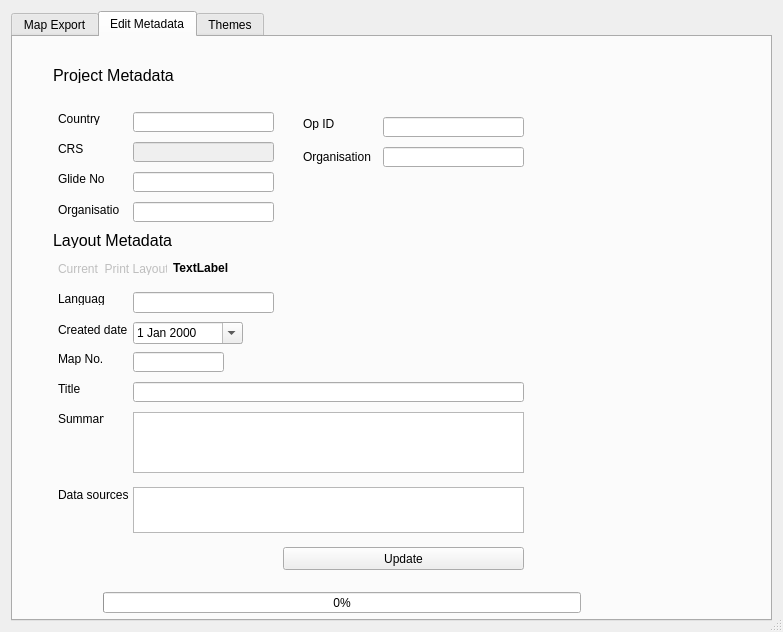
Before: the Qt Designer form map_export_dialog_base.ui in mapaction/mapexport-qgis3, drawn with Qt 5.
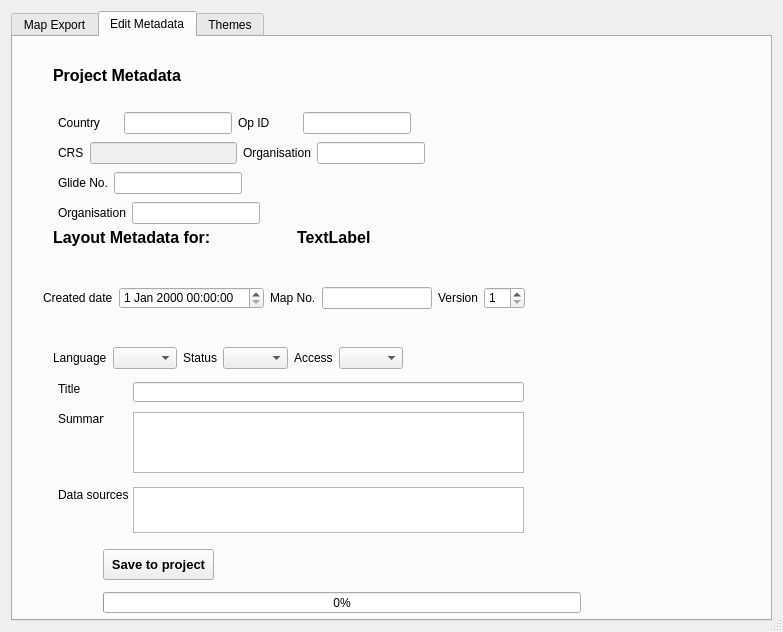
After: the same form once the commit is applied. The open tabs and pages were chosen to show the change. Icons and pictures are not drawn. Custom widgets are drawn as their Qt base class.

Diff of the .ui file:
```diff
--- a/map_export_dialog_base.ui
+++ b/map_export_dialog_base.ui
@@ -236,6 +236,133 @@
         <string>Select Print Layout:</string>
        </property>
       </widget>
+      <widget class="QLineEdit" name="path">
+       <property name="geometry">
+        <rect>
+         <x>140</x>
+         <y>340</y>
+         <width>401</width>
+         <height>20</height>
+        </rect>
+       </property>
+       <property name="sizePolicy">
+        <sizepolicy hsizetype="Minimum" vsizetype="Fixed">
+         <horstretch>0</horstretch>
+         <verstretch>0</verstretch>
+        </sizepolicy>
+       </property>
+       <property name="sizeIncrement">
+        <size>
+         <width>0</width>
+         <height>0</height>
+        </size>
+       </property>
+       <property name="toolTip">
+        <string/>
+       </property>
+       <property name="whatsThis">
+        <string/>
+       </property>
+      </widget>
+      <widget class="QPushButton" name="browser">
+       <property name="geometry">
+        <rect>
+         <x>550</x>
+         <y>340</y>
+         <width>100</width>
+         <height>23</height>
+        </rect>
+       </property>
+       <property name="sizePolicy">
+        <sizepolicy hsizetype="Maximum" vsizetype="Fixed">
+         <horstretch>0</horstretch>
+         <verstretch>0</verstretch>
+        </sizepolicy>
+       </property>
+       <property name="minimumSize">
+        <size>
+         <width>100</width>
+         <height>23</height>
+        </size>
+       </property>
+       <property name="toolTip">
+        <string>Choose the output folder</string>
+       </property>
+       <property name="text">
+        <string>Br&amp;owse...</string>
+       </property>
+      </widget>
+      <widget class="QProgressBar" name="pageBar">
+       <property name="geometry">
+        <rect>
+         <x>170</x>
+         <y>380</y>
+         <width>478</width>
+         <height>21</height>
+        </rect>
+       </property>
+       <property name="value">
+        <number>0</number>
+       </property>
+      </widget>
+      <widget class="QLabel" name="printinglabel">
+       <property name="geometry">
+        <rect>
+         <x>160</x>
+         <y>380</y>
+         <width>489</width>
+         <height>21</height>
+        </rect>
+       </property>
+       <property name="text">
+        <string/>
+       </property>
+      </widget>
+      <widget class="QLabel" name="label_9">
+       <property name="geometry">
+        <rect>
+         <x>30</x>
+         <y>390</y>
+         <width>109</width>
+         <height>13</height>
+        </rect>
+       </property>
+       <property name="text">
+        <string>Export progress:</string>
+       </property>
+      </widget>
+      <widget class="QDialogButtonBox" name="buttonBox">
+       <property name="geometry">
+        <rect>
+         <x>120</x>
+         <y>450</y>
+         <width>458</width>
+         <height>23</height>
+        </rect>
+       </property>
+       <property name="contextMenuPolicy">
+        <enum>Qt::DefaultContextMenu</enum>
+       </property>
+       <property name="standardButtons">
+        <set>QDialogButtonBox::Cancel|QDialogButtonBox::Close</set>
+       </property>
+       <property name="centerButtons">
+        <bool>false</bool>
+       </property>
+      </widget>
+      <widget class="QPushButton" name="exportButton">
+       <property name="geometry">
+        <rect>
+         <x>39</x>
+         <y>450</y>
+         <width>75</width>
+         <height>23</height>
+        </rect>
+       </property>
+       <property name="text">
+        <string>Export</string>
+       </property>
+      </widget>
      </widget>
      <widget class="QWidget" name="tab_2">
       <attribute name="title">
@@ -244,30 +371,21 @@
       <widget class="QPushButton" name="updateVarVals">
        <property name="geometry">
         <rect>
-         <x>270</x>
-         <y>510</y>
-         <width>241</width>
-         <height>23</height>
+         <x>90</x>
+         <y>512</y>
+         <width>111</width>
+         <height>31</height>
         </rect>
        </property>
+       <property name="font">
+        <font>
+         <pointsize>10</pointsize>
+         <weight>75</weight>
+         <bold>true</bold>
+        </font>
+       </property>
        <property name="text">
-        <string>Update</string>
-       </property>
-      </widget>
-      <widget class="QLineEdit" name="maCountry">
-       <property name="geometry">
-        <rect>
-         <x>120</x>
-         <y>75</y>
-         <width>141</width>
-         <height>20</height>
-        </rect>
-       </property>
-       <property name="sizePolicy">
-        <sizepolicy hsizetype="Fixed" vsizetype="Fixed">
-         <horstretch>0</horstretch>
-         <verstretch>0</verstretch>
-        </sizepolicy>
+        <string>Save to project</string>
        </property>
       </widget>
       <widget class="QLabel" name="label_3">
@@ -275,7 +393,7 @@
         <rect>
          <x>40</x>
          <y>30</y>
-         <width>131</width>
+         <width>191</width>
          <height>16</height>
         </rect>
        </property>
@@ -288,205 +406,14 @@
        <property name="font">
         <font>
          <pointsize>12</pointsize>
+         <weight>75</weight>
+         <bold>true</bold>
         </font>
        </property>
        <property name="text">
         <string>Project Metadata</string>
        </property>
       </widget>
-      <widget class="QLabel" name="label_4">
-       <property name="geometry">
-        <rect>
-         <x>45</x>
-         <y>75</y>
-         <width>46</width>
-         <height>13</height>
-        </rect>
-       </property>
-       <property name="toolTip">
-        <string extracomment="test"/>
-       </property>
-       <property name="text">
-        <string>Country</string>
-       </property>
-      </widget>
-      <widget class="QLabel" name="label_5">
-       <property name="geometry">
-        <rect>
-         <x>45</x>
-         <y>105</y>
-         <width>46</width>
-         <height>13</height>
-        </rect>
-       </property>
-       <property name="text">
-        <string>CRS</string>
-       </property>
-      </widget>
-      <widget class="QLineEdit" name="maCrs">
-       <property name="enabled">
-        <bool>false</bool>
-       </property>
-       <property name="geometry">
-        <rect>
-         <x>120</x>
-         <y>105</y>
-         <width>141</width>
-         <height>20</height>
-        </rect>
-       </property>
-      </widget>
-      <widget class="QLabel" name="label_6">
-       <property name="geometry">
-        <rect>
-         <x>45</x>
-         <y>135</y>
-         <width>46</width>
-         <height>13</height>
-        </rect>
-       </property>
-       <property name="text">
-        <string>Glide No.</string>
-       </property>
-      </widget>
-      <widget class="QLineEdit" name="maGlide">
-       <property name="geometry">
-        <rect>
-         <x>120</x>
-         <y>135</y>
-         <width>141</width>
-         <height>20</height>
-        </rect>
-       </property>
-      </widget>
-      <widget class="QLabel" name="label_7">
-       <property name="geometry">
-        <rect>
-         <x>45</x>
-         <y>165</y>
-         <width>61</width>
-         <height>16</height>
-        </rect>
-       </property>
-       <property name="text">
-        <string>Organisation</string>
-       </property>
-      </widget>
-      <widget class="QLineEdit" name="maOrganisation">
-       <property name="geometry">
-        <rect>
-         <x>120</x>
-         <y>165</y>
-         <width>141</width>
-         <height>20</height>
-        </rect>
-       </property>
-      </widget>
-      <widget class="QLabel" name="label_8">
-       <property name="geometry">
-        <rect>
-         <x>40</x>
-         <y>195</y>
-         <width>161</width>
-         <height>16</height>
-        </rect>
-       </property>
-       <property name="sizePolicy">
-        <sizepolicy hsizetype="Preferred" vsizetype="Preferred">
-         <horstretch>0</horstretch>
-         <verstretch>0</verstretch>
-        </sizepolicy>
-       </property>
-       <property name="font">
-        <font>
-         <pointsize>12</pointsize>
-        </font>
-       </property>
-       <property name="text">
-        <string>Layout Metadata</string>
-       </property>
-      </widget>
-      <widget class="QLabel" name="label_9">
-       <property name="enabled">
-        <bool>false</bool>
-       </property>
-       <property name="geometry">
-        <rect>
-         <x>45</x>
-         <y>225</y>
-         <width>109</width>
-         <height>13</height>
-        </rect>
-       </property>
-       <property name="sizePolicy">
-        <sizepolicy hsizetype="Preferred" vsizetype="Preferred">
-         <horstretch>0</horstretch>
-         <verstretch>0</verstretch>
-        </sizepolicy>
-       </property>
-       <property name="text">
-        <string>Current  Print Layout:</string>
-       </property>
-      </widget>
-      <widget class="QLineEdit" name="maLanguage">
-       <property name="geometry">
-        <rect>
-         <x>120</x>
-         <y>255</y>
-         <width>141</width>
-         <height>21</height>
-        </rect>
-       </property>
-      </widget>
-      <widget class="QLineEdit" name="maMapNumber">
-       <property name="geometry">
-        <rect>
-         <x>120</x>
-         <y>315</y>
-         <width>91</width>
-         <height>20</height>
-        </rect>
-       </property>
-      </widget>
-      <widget class="QLabel" name="label_10">
-       <property name="geometry">
-        <rect>
-         <x>45</x>
-         <y>255</y>
-         <width>46</width>
-         <height>13</height>
-        </rect>
-       </property>
-       <property name="text">
-        <string>Language</string>
-       </property>
-      </widget>
-      <widget class="QLabel" name="label_11">
-       <property name="geometry">
-        <rect>
-         <x>45</x>
-         <y>285</y>
-         <width>76</width>
-         <height>16</height>
-        </rect>
-       </property>
-       <property name="text">
-        <string>Created date</string>
-       </property>
-      </widget>
-      <widget class="QLabel" name="label_12">
-       <property name="geometry">
-        <rect>
-         <x>45</x>
-         <y>315</y>
-         <width>46</width>
-         <height>13</height>
-        </rect>
-       </property>
-       <property name="text">
-        <string>Map No.</string>
-       </property>
-      </widget>
       <widget class="QLabel" name="label_13">
        <property name="geometry">
         <rect>
@@ -500,19 +427,6 @@
         <string>Summary</string>
        </property>
       </widget>
-      <widget class="QDateEdit" name="maCreated">
-       <property name="geometry">
-        <rect>
-         <x>120</x>
-         <y>285</y>
-         <width>110</width>
-         <height>22</height>
-        </rect>
-       </property>
-       <property name="calendarPopup">
-        <bool>true</bool>
-       </property>
-      </widget>
       <widget class="QTextEdit" name="maSummary">
        <property name="geometry">
         <rect>
@@ -585,88 +499,293 @@
         <number>0</number>
        </property>
       </widget>
-      <widget class="QLabel" name="layoutName">
+      <widget class="QWidget" name="">
        <property name="geometry">
         <rect>
-         <x>160</x>
-         <y>220</y>
-         <width>351</width>
+         <x>45</x>
+         <y>75</y>
+         <width>353</width>
+         <height>22</height>
+        </rect>
+       </property>
+       <layout class="QHBoxLayout" name="horizontalLayout_2">
+        <item>
+         <widget class="QLabel" name="label_4">
+          <property name="toolTip">
+           <string extracomment="test"/>
+          </property>
+          <property name="text">
+           <string>Country</string>
+          </property>
+         </widget>
+        </item>
+        <item>
+         <widget class="QLineEdit" name="maCountry">
+          <property name="sizePolicy">
+           <sizepolicy hsizetype="Fixed" vsizetype="Fixed">
+            <horstretch>0</horstretch>
+            <verstretch>0</verstretch>
+           </sizepolicy>
+          </property>
+         </widget>
+        </item>
+        <item>
+         <widget class="QLabel" name="label_16">
+          <property name="toolTip">
+           <string extracomment="test"/>
+          </property>
+          <property name="text">
+           <string>Op ID</string>
+          </property>
+         </widget>
+        </item>
+        <item>
+         <widget class="QLineEdit" name="maOperationID">
+          <property name="sizePolicy">
+           <sizepolicy hsizetype="Fixed" vsizetype="Fixed">
+            <horstretch>0</horstretch>
+            <verstretch>0</verstretch>
+           </sizepolicy>
+          </property>
+         </widget>
+        </item>
+       </layout>
+      </widget>
+      <widget class="QWidget" name="">
+       <property name="geometry">
+        <rect>
+         <x>45</x>
+         <y>105</y>
+         <width>367</width>
+         <height>22</height>
+        </rect>
+       </property>
+       <layout class="QHBoxLayout" name="horizontalLayout_4">
+        <item>
+         <widget class="QLabel" name="label_5">
+          <property name="text">
+           <string>CRS</string>
+          </property>
+         </widget>
+        </item>
+        <item>
+         <widget class="QLineEdit" name="maCrs">
+          <property name="enabled">
+           <bool>false</bool>
+          </property>
+         </widget>
+        </item>
+        <item>
+         <widget class="QLabel" name="label_17">
+          <property name="toolTip">
+           <string extracomment="test"/>
+          </property>
+          <property name="text">
+           <string>Organisation</string>
+          </property>
+         </widget>
+        </item>
+        <item>
+         <widget class="QLineEdit" name="maSourceOrg">
+          <property name="sizePolicy">
+           <sizepolicy hsizetype="Fixed" vsizetype="Fixed">
+            <horstretch>0</horstretch>
+            <verstretch>0</verstretch>
+           </sizepolicy>
+          </property>
+         </widget>
+        </item>
+       </layout>
+      </widget>
+      <widget class="QWidget" name="">
+       <property name="geometry">
+        <rect>
+         <x>45</x>
+         <y>135</y>
+         <width>184</width>
+         <height>22</height>
+        </rect>
+       </property>
+       <layout class="QHBoxLayout" name="horizontalLayout_5">
+        <item>
+         <widget class="QLabel" name="label_6">
+          <property name="text">
+           <string>Glide No.</string>
+          </property>
+         </widget>
+        </item>
+        <item>
+         <widget class="QLineEdit" name="maGlide"/>
+        </item>
+       </layout>
+      </widget>
+      <widget class="QWidget" name="">
+       <property name="geometry">
+        <rect>
+         <x>45</x>
+         <y>165</y>
+         <width>202</width>
+         <height>22</height>
+        </rect>
+       </property>
+       <layout class="QHBoxLayout" name="horizontalLayout_7">
+        <item>
+         <widget class="QLabel" name="label_7">
+          <property name="text">
+           <string>Organisation</string>
+          </property>
+         </widget>
+        </item>
+        <item>
+         <widget class="QLineEdit" name="maOrganisation"/>
+        </item>
+       </layout>
+      </widget>
+      <widget class="QWidget" name="">
+       <property name="geometry">
+        <rect>
+         <x>40</x>
+         <y>190</y>
+         <width>481</width>
          <height>21</height>
         </rect>
        </property>
-       <property name="font">
-        <font>
-         <weight>75</weight>
-         <bold>true</bold>
-        </font>
-       </property>
-       <property name="text">
-        <string>TextLabel</string>
-       </property>
+       <layout class="QHBoxLayout" name="horizontalLayout_8">
+        <item>
+         <widget class="QLabel" name="label_8">
+          <property name="sizePolicy">
+           <sizepolicy hsizetype="Preferred" vsizetype="Preferred">
+            <horstretch>0</horstretch>
+            <verstretch>0</verstretch>
+           </sizepolicy>
+          </property>
+          <property name="font">
+           <font>
+            <pointsize>12</pointsize>
+            <weight>75</weight>
+            <bold>true</bold>
+           </font>
+          </property>
+          <property name="text">
+           <string>Layout Metadata for:</string>
+          </property>
+         </widget>
+        </item>
+        <item>
+         <widget class="QLabel" name="layoutName">
+          <property name="font">
+           <font>
+            <pointsize>12</pointsize>
+            <weight>75</weight>
+            <bold>true</bold>
+           </font>
+          </property>
+          <property name="text">
+           <string>TextLabel</string>
+          </property>
+         </widget>
+        </item>
+       </layout>
       </widget>
-      <widget class="QLineEdit" name="maOperationID">
+      <widget class="QWidget" name="">
        <property name="geometry">
         <rect>
-         <x>370</x>
-         <y>80</y>
-         <width>141</width>
-         <height>20</height>
+         <x>30</x>
+         <y>250</y>
+         <width>482</width>
+         <height>22</height>
         </rect>
        </property>
-       <property name="sizePolicy">
-        <sizepolicy hsizetype="Fixed" vsizetype="Fixed">
-         <horstretch>0</horstretch>
-         <verstretch>0</verstretch>
-        </sizepolicy>
-       </property>
+       <layout class="QHBoxLayout" name="horizontalLayout_9">
+        <item>
+         <widget class="QLabel" name="label_11">
+          <property name="text">
+           <string>Created date</string>
+          </property>
+         </widget>
+        </item>
+        <item>
+         <widget class="QgsDateTimeEdit" name="maCreated"/>
+        </item>
+        <item>
+         <widget class="QLabel" name="label_12">
+          <property name="text">
+           <string>Map No.</string>
+          </property>
+         </widget>
+        </item>
+        <item>
+         <widget class="QLineEdit" name="maMapNumber"/>
+        </item>
+        <item>
+         <widget class="QLabel" name="label_18">
+          <property name="text">
+           <string>Version</string>
+          </property>
+         </widget>
+        </item>
+        <item>
+         <widget class="QgsSpinBox" name="maVersion">
+          <property name="minimum">
+           <number>1</number>
+          </property>
+         </widget>
+        </item>
+       </layout>
       </widget>
-      <widget class="QLabel" name="label_16">
+      <widget class="QWidget" name="">
        <property name="geometry">
         <rect>
-         <x>290</x>
-         <y>80</y>
-         <width>46</width>
-         <height>13</height>
+         <x>40</x>
+         <y>310</y>
+         <width>350</width>
+         <height>22</height>
         </rect>
        </property>
-       <property name="toolTip">
-        <string extracomment="test"/>
-       </property>
-       <property name="text">
-        <string>Op ID</string>
-       </property>
-      </widget>
-      <widget class="QLineEdit" name="maSourceOrg">
-       <property name="geometry">
-        <rect>
-         <x>370</x>
-         <y>110</y>
-         <width>141</width>
-         <height>20</height>
-        </rect>
-       </property>
-       <property name="sizePolicy">
-        <sizepolicy hsizetype="Fixed" vsizetype="Fixed">
-         <horstretch>0</horstretch>
-         <verstretch>0</verstretch>
-        </sizepolicy>
-       </property>
-      </widget>
-      <widget class="QLabel" name="label_17">
-       <property name="geometry">
-        <rect>
-         <x>290</x>
-         <y>110</y>
-         <width>71</width>
-         <height>20</height>
-        </rect>
-       </property>
-       <property name="toolTip">
-        <string extracomment="test"/>
-       </property>
-       <property name="text">
-        <string>Organisation</string>
-       </property>
+       <layout class="QHBoxLayout" name="horizontalLayout_10">
+        <item>
+         <widget class="QLabel" name="label_10">
+          <property name="text">
+           <string>Language</string>
+          </property>
+         </widget>
+        </item>
+        <item>
+         <widget class="QComboBox" name="maLanguage">
+          <property name="currentText">
+           <string/>
+          </property>
+         </widget>
+        </item>
+        <item>
+         <widget class="QLabel" name="label_19">
+          <property name="text">
+           <string>Status</string>
+          </property>
+         </widget>
+        </item>
+        <item>
+         <widget class="QComboBox" name="maStatus">
+          <property name="currentText">
+           <string/>
+          </property>
+         </widget>
+        </item>
+        <item>
+         <widget class="QLabel" name="label_20">
+          <property name="text">
+           <string>Access</string>
+          </property>
+         </widget>
+        </item>
+        <item>
+         <widget class="QComboBox" name="maAccess">
+          <property name="currentText">
+           <string/>
+          </property>
+         </widget>
+        </item>
+       </layout>
       </widget>
      </widget>
      <widget class="QWidget" name="themesTab">
@@ -902,10 +1021,18 @@
    </item>
   </layout>
  </widget>
- <tabstops>
-  <tabstop>browser</tabstop>
-  <tabstop>buttonBox</tabstop>
- </tabstops>
+ <customwidgets>
+  <customwidget>
+   <class>QgsDateTimeEdit</class>
+   <extends>QDateTimeEdit</extends>
+   <header>qgsdatetimeedit.h</header>
+  </customwidget>
+  <customwidget>
+   <class>QgsSpinBox</class>
+   <extends>QSpinBox</extends>
+   <header>qgsspinbox.h</header>
+  </customwidget>
+ </customwidgets>
  <resources/>
  <connections>
   <connection>
```
Left out of the diff: 130 changed lines with no effect on the pictures.
